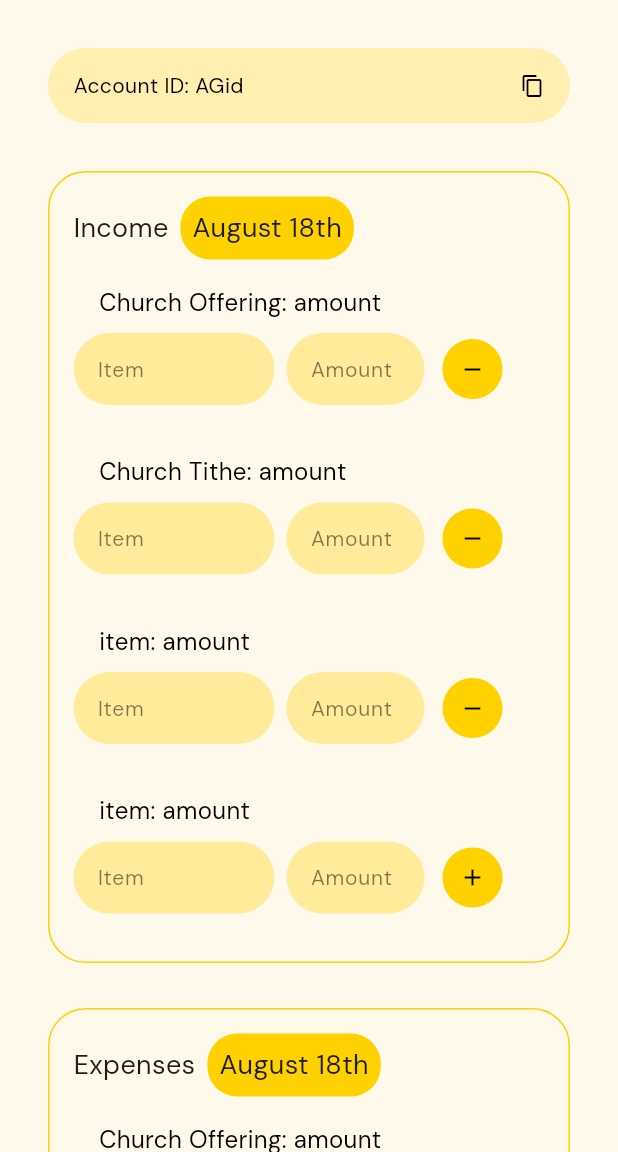
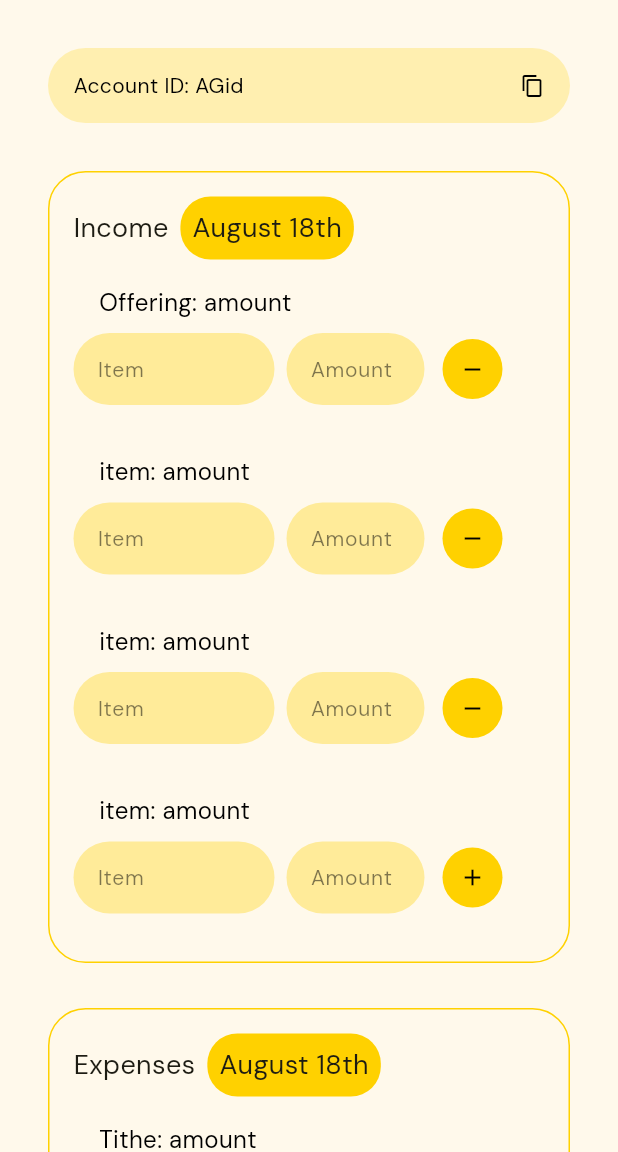
Before and after one commit to semadr/churchly, a Flutter app: the screen it shows after launch, on a phone screen of 412 x 824 dp, the part 84-1236 px from its top. Run offline on Flutter 3.47's test engine with Material 3 defaults, Android fonts, the phone set to English and light mode, and no system bars; our stand-ins replace equatable, flutter_bloc.

```diff
--- a/lib/main.dart
+++ b/lib/main.dart
@@ -1,4 +1,3 @@
-import 'package:churchly/src/churchly/data/models/finance_data.dart';
 import 'package:churchly/src/churchly/presentation/bloc/church_finance/church_finance_bloc.dart';
 import 'package:churchly/src/churchly/presentation/bloc/church_info/church_info_bloc.dart';
 import 'package:churchly/src/churchly/presentation/bloc/church_login/church_login_bloc.dart';
@@ -13,8 +12,8 @@ void main() {
   runApp(
     MultiProvider(
       providers: [
-        Provider(create: (context) => FinanceData()),
-        Provider(create: (context) => ChurchFinanceItemProvider()),
+        ChangeNotifierProvider(
+            create: (context) => ChurchFinanceItemProvider()),
       ],
       child: const MyApp(),
     ),
--- a/lib/src/churchly/presentation/providers/p_manage_item.dart
+++ b/lib/src/churchly/presentation/providers/p_manage_item.dart
@@ -3,7 +3,6 @@ import 'package:flutter/foundation.dart';
 class ChurchFinanceItemProvider extends ChangeNotifier {
   ChurchFinanceItemProvider();
 
-  // Map<String, String> financeData;
 
   String _item = 'item';
   String _amount = 'amount';
--- a/lib/src/churchly/presentation/screens/responsive/finance_view.dart
+++ b/lib/src/churchly/presentation/screens/responsive/finance_view.dart
@@ -1,10 +1,12 @@
 import 'package:churchly/src/churchly/presentation/bloc/d_manage_item.dart';
+import 'package:churchly/src/churchly/presentation/providers/p_manage_item.dart';
 import 'package:churchly/src/churchly/presentation/widgets/d_account_container.dart';
 import 'package:churchly/src/churchly/presentation/widgets/d_account_id.dart';
 import 'package:churchly/src/core/constants/dcolors.dart';
 import 'package:churchly/src/core/constants/dfonts.dart';
 import 'package:flutter/material.dart';
 import 'package:flutter_bloc/flutter_bloc.dart';
+import 'package:provider/provider.dart';
 
 class FinanceView extends StatelessWidget {
   const FinanceView({super.key, required this.accountId});
@@ -13,6 +15,7 @@ class FinanceView extends StatelessWidget {
 
   @override
   Widget build(BuildContext context) {
+    // Provider(create: create);
     DColors dColors = DColors();
     DFonts dFonts = DFonts();
 
@@ -44,8 +47,12 @@ class FinanceView extends StatelessWidget {
             ),
           ],
         ),
-        body: BlocBuilder<ChurchFinanceItem, List<Map<String, String>>>(
-          builder: (context, churchFinanceItem) {
+        body: Provider<ChurchFinanceItemProvider>(
+            create: (_) => ChurchFinanceItemProvider(),
+            builder: (context, _) {
+              ChurchFinanceItemProvider churchFinanceItem =
+                  ChurchFinanceItemProvider();
+
               return ListView(
                 scrollDirection: Axis.vertical,
                 shrinkWrap: true,
@@ -60,20 +67,19 @@ class FinanceView extends StatelessWidget {
                     fData: churchFinanceItem,
                     dColors: dColors,
                     dFonts: dFonts,
-                  accountBoxName: 'Income',
+                    dCart: 'Income',
                     accounttBoxRealTimeDate: 'August 18th',
                   ),
                   DAccountContainer(
                     fData: churchFinanceItem,
                     dColors: dColors,
                     dFonts: dFonts,
-                  accountBoxName: 'Expenses',
+                    dCart: 'Expenses',
                     accounttBoxRealTimeDate: 'August 18th',
                   ),
                 ],
               );
-          }
-        ),
+            }),
       ),
     );
   }
--- a/lib/src/churchly/presentation/widgets/d_account_container.dart
+++ b/lib/src/churchly/presentation/widgets/d_account_container.dart
@@ -1,6 +1,8 @@
+import 'package:churchly/src/churchly/presentation/providers/p_manage_item.dart';
 import 'package:churchly/src/churchly/presentation/widgets/d_account_row.dart';
 import 'package:churchly/src/core/constants/dcolors.dart';
 import 'package:churchly/src/core/constants/dfonts.dart';
+import 'package:churchly/src/core/usecases/d_finance_view_builder.dart';
 import 'package:flutter/foundation.dart';
 import 'package:flutter/material.dart';
 
@@ -9,15 +11,15 @@ class DAccountContainer extends StatelessWidget {
     super.key,
     required this.dColors,
     required this.dFonts,
-    required this.accountBoxName,
+    required this.dCart,
     required this.accounttBoxRealTimeDate,
     required this.fData,
   });
 
-  final List<Map<String, String>> fData;
+  final ChurchFinanceItemProvider fData;
   final DColors dColors;
   final DFonts dFonts;
-  final String accountBoxName;
+  final String dCart;
   final String accounttBoxRealTimeDate;
 
   @override
@@ -45,7 +47,7 @@ class DAccountContainer extends StatelessWidget {
                   Padding(
                     padding: const EdgeInsets.only(right: 8.0),
                     child: Text(
-                      accountBoxName,
+                      dCart,
                       style: TextStyle(
                         fontSize: dFonts.dFontBody2Size,
                       ),
@@ -76,30 +78,12 @@ class DAccountContainer extends StatelessWidget {
                 shrinkWrap: true,
                 physics: const ClampingScrollPhysics(),
                 scrollDirection: Axis.vertical,
-                itemCount: fData.length,
+                itemCount: dCart == 'Income'
+                    ? fData.incomeFinanceView!.length
+                    : fData.expenseFinanceView!.length,
                 itemBuilder: (context, int index) {
-                  if (kDebugMode) {
-                    print('My list length: ${fData.length.toString()}');
-                  }
-                  if (index == (fData.length - 1)) {
-                    return DAccountRow(
-                      itemLabel: fData[index]['item']!,
-                      item: fData[index]['item']!,
-                      price: fData[index]['amount']!,
-                      category: accountBoxName,
-                      dIcon: Icons.add,
-                      index: index,
-                    );
-                  } else {
-                    return DAccountRow(
-                      itemLabel: fData[index]['item']!,
-                      item: fData[index]['item']!,
-                      price: fData[index]['amount']!,
-                      category: accountBoxName,
-                      dIcon: Icons.remove,
-                      index: index,
-                    );
-                  }
+                  return DFinanceViewBuilder()
+                      .financeViewBuilder(index, dCart, fData);
                 },
               ),
             ),
--- a/lib/src/churchly/presentation/widgets/d_continue_button.dart
+++ b/lib/src/churchly/presentation/widgets/d_continue_button.dart
@@ -5,6 +5,7 @@ import 'package:churchly/src/core/constants/dcolors.dart';
 import 'package:churchly/src/core/constants/dfonts.dart';
 import 'package:flutter/material.dart';
 import 'package:flutter_bloc/flutter_bloc.dart';
+import 'package:provider/provider.dart';
 
 class DContinueButton extends StatelessWidget {
   final String isKey;
@@ -35,11 +36,11 @@ class DContinueButton extends StatelessWidget {
         onPressed: () {
           if (isKey == 'save') {
             ChurchFinanceItemProvider fProvider = ChurchFinanceItemProvider();
-            context
-                .read<ChurchFinanceItemProvider>()
+            Provider.of<ChurchFinanceItemProvider>(context)
                 .addFinanceItem(fProvider.item, fProvider.amount, dCart!);
+
             Navigator.of(context).pop();
-            context.read<ChurchFinanceItemProvider>().clearItemAmount();
+            Provider.of<ChurchFinanceItemProvider>(context).clearItemAmount();
           } else {
             if (isKey == 'create') {
               BlocProvider.of<ChurchInfoBloc>(context)
--- a/lib/src/churchly/presentation/widgets/d_finance_dialog.dart
+++ b/lib/src/churchly/presentation/widgets/d_finance_dialog.dart
@@ -64,12 +64,13 @@ class DFinanceDialog extends StatelessWidget {
                 index: 0,
                 dCart: dCart,
               ),
-              const DContinueButton(
+              DContinueButton(
                 dButtonValue: 'Save',
                 isKey: 'save',
                 rPad: 20.0,
                 lPad: 20.0,
                 bPad: 12.0,
+                dCart: dCart,
               ),
             ],
           ),
--- a/lib/src/churchly/presentation/widgets/d_finance_field.dart
+++ b/lib/src/churchly/presentation/widgets/d_finance_field.dart
@@ -1,8 +1,9 @@
 import 'package:churchly/src/churchly/presentation/providers/p_manage_item.dart';
 import 'package:churchly/src/core/constants/dcolors.dart';
 import 'package:churchly/src/core/constants/dfonts.dart';
+import 'package:flutter/foundation.dart';
 import 'package:flutter/material.dart';
-import 'package:flutter_bloc/flutter_bloc.dart';
+import 'package:provider/provider.dart';
 
 class DFinanceFormField extends StatelessWidget {
   final String labelHint;
@@ -42,19 +43,20 @@ class DFinanceFormField extends StatelessWidget {
           onChanged: (dInput) {
             if (fKey == 'pageItem' || fKey == 'pageAmount') {
               if (fKey == 'pageItem') {
-                context
-                    .read<ChurchFinanceItemProvider>()
+                Provider.of<ChurchFinanceItemProvider>(context, listen: false)
                     .updateItem(index, dInput, dCart);
+                    if(kDebugMode) print('My index:  $index');
               } else {
-                context
-                    .read<ChurchFinanceItemProvider>()
+                Provider.of<ChurchFinanceItemProvider>(context, listen: false)
                     .updateAmount(index, dInput, dCart);
               }
             } else {
               if (fKey == 'dialogItem') {
-                context.read<ChurchFinanceItemProvider>().addItem(dInput);
+                Provider.of<ChurchFinanceItemProvider>(context, listen: false)
+                    .addItem(dInput);
               } else {
-                context.read<ChurchFinanceItemProvider>().addAmount(dInput);
+                Provider.of<ChurchFinanceItemProvider>(context, listen: false)
+                    .addItem(dInput);
               }
             }
           },
--- a/lib/src/churchly/presentation/widgets/d_icon_button.dart
+++ b/lib/src/churchly/presentation/widgets/d_icon_button.dart
@@ -1,9 +1,9 @@
-import 'package:churchly/src/churchly/presentation/bloc/d_manage_item.dart';
+import 'package:churchly/src/churchly/presentation/providers/p_manage_item.dart';
 import 'package:churchly/src/core/constants/dcolors.dart';
 import 'package:churchly/src/core/constants/dfonts.dart';
 import 'package:churchly/src/core/usecases/d_finance_dialog.dart';
 import 'package:flutter/material.dart';
-import 'package:flutter_bloc/flutter_bloc.dart';
+import 'package:provider/provider.dart';
 
 class DAddIconButton extends StatelessWidget {
   final IconData? dIcon;
@@ -29,9 +29,11 @@ class DAddIconButton extends StatelessWidget {
       child: IconButton(
         onPressed: () {
           if (dIcon == Icons.add) {
-            ShowFinanceDialog().showFinanceDialog(context, 'Insert New Item', dCart);
+            ShowFinanceDialog()
+                .showFinanceDialog(context, 'Insert New Item', dCart);
           } else {
-            context.read<ChurchFinanceItem>().removeFinanceItem(index);
+            Provider.of<ChurchFinanceItemProvider>(context, listen: false)
+                .removeFinanceItem(index, dCart);
           }
         },
         icon: Icon(
--- /dev/null
+++ b/lib/src/core/usecases/d_finance_view_builder.dart
@@ -0,0 +1,60 @@
+import 'package:churchly/src/churchly/presentation/providers/p_manage_item.dart';
+import 'package:churchly/src/churchly/presentation/widgets/d_account_row.dart';
+import 'package:flutter/foundation.dart';
+import 'package:flutter/material.dart';
+
+class DFinanceViewBuilder {
+  DAccountRow financeViewBuilder(
+      int index, String dCart, ChurchFinanceItemProvider fData) {
+    if (dCart == 'Income') {
+      List<Map<String, String>> fIData = fData.incomeFinanceView!;
+
+      if (kDebugMode) {
+        print('My list length: ${fIData.length.toString()}');
+      }
+      if (index == (fIData.length - 1)) {
+        return DAccountRow(
+          itemLabel: fIData[index]['item']!,
+          item: fIData[index]['item']!,
+          price: fIData[index]['amount']!,
+          category: dCart,
+          dIcon: Icons.add,
+          index: index,
+        );
+      } else {
+        return DAccountRow(
+          itemLabel: fIData[index]['item']!,
+          item: fIData[index]['item']!,
+          price: fIData[index]['amount']!,
+          category: dCart,
+          dIcon: Icons.remove,
+          index: index,
+        );
+      }
+    } else {
+      List<Map<String, String>> fEData = fData.expenseFinanceView!;
+      if (kDebugMode) {
+        print('My list length: ${fEData.length.toString()}');
+      }
+      if (index == (fEData.length - 1)) {
+        return DAccountRow(
+          itemLabel: fEData[index]['item']!,
+          item: fEData[index]['item']!,
+          price: fEData[index]['amount']!,
+          category: dCart,
+          dIcon: Icons.add,
+          index: index,
+        );
+      } else {
+        return DAccountRow(
+          itemLabel: fEData[index]['item']!,
+          item: fEData[index]['item']!,
+          price: fEData[index]['amount']!,
+          category: dCart,
+          dIcon: Icons.remove,
+          index: index,
+        );
+      }
+    }
+  }
+}
```
Lines whose indentation alone changed are shown as unchanged.
